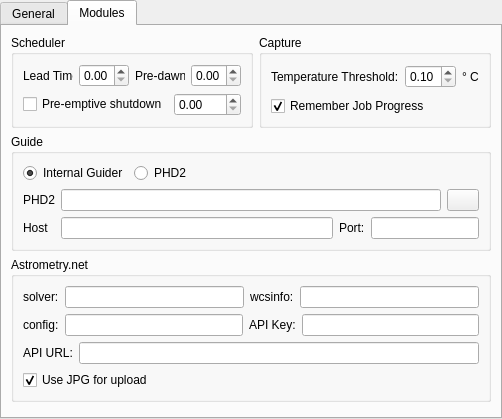
Qt form kstars/ekos/opsekos.ui (KDE/kstars) before a commit.
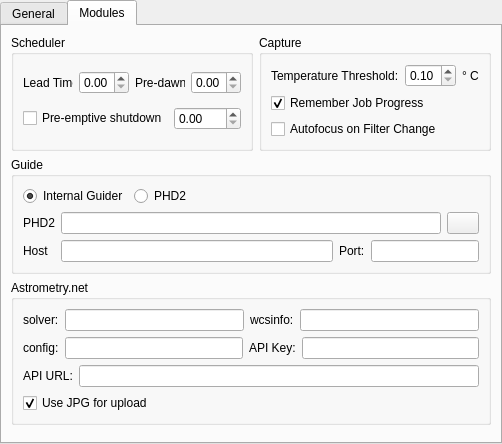
The same form after that commit. The open tabs and pages were chosen to show the change.

Commit message: Add support to post filter change autofocus process

Diff of the .ui file:
```diff
--- a/kstars/ekos/opsekos.ui
+++ b/kstars/ekos/opsekos.ui
@@ -7,7 +7,7 @@
     <x>0</x>
     <y>0</y>
     <width>502</width>
-    <height>419</height>
+    <height>444</height>
    </rect>
   </property>
   <property name="windowTitle">
@@ -220,6 +220,16 @@
            </item>
           </layout>
          </item>
+         <item>
+          <widget class="QCheckBox" name="kcfg_AutoFocusOnFilterChange">
+           <property name="toolTip">
+            <string>Perform Autofocus when changing filter wheels during exposure sequence.</string>
+           </property>
+           <property name="text">
+            <string>Autofocus on Filter Change</string>
+           </property>
+          </widget>
+         </item>
         </layout>
        </widget>
       </item>
```
Left out of the diff: 2 changed lines with no effect on the pictures. The commit also changes 5 other files.
